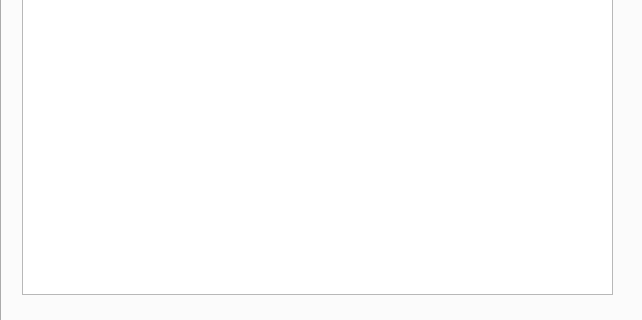
Old version of the form ppidresultswindow.ui in the repository sprinklej/00100100; both pictures show x 0 to 642 and y 312 to 632 of the 642 by 632 pixel window.
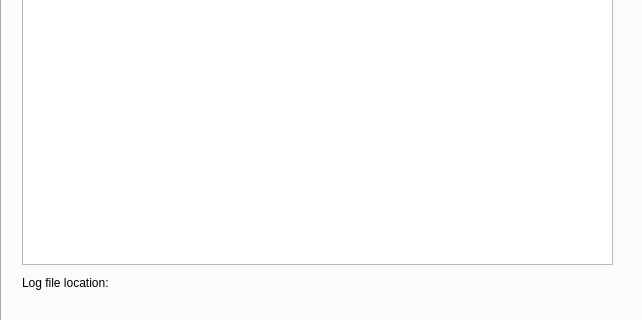
New version of the form. The open tabs and pages were chosen to show the change.

Commit message: Modified how results are displayed and added the file path to the log file in the detailed results

Patch:
```diff
--- a/ppidresultswindow.ui
+++ b/ppidresultswindow.ui
@@ -76,7 +76,7 @@
        <x>20</x>
        <y>20</y>
        <width>591</width>
-       <height>511</height>
+       <height>481</height>
       </rect>
      </property>
      <property name="font">
@@ -86,6 +86,32 @@
       </font>
      </property>
     </widget>
+    <widget class="QLabel" name="label_fPath">
+     <property name="geometry">
+      <rect>
+       <x>21</x>
+       <y>524</y>
+       <width>611</width>
+       <height>17</height>
+      </rect>
+     </property>
+     <property name="text">
+      <string/>
+     </property>
+    </widget>
+    <widget class="QLabel" name="label">
+     <property name="geometry">
+      <rect>
+       <x>20</x>
+       <y>510</y>
+       <width>113</width>
+       <height>17</height>
+      </rect>
+     </property>
+     <property name="text">
+      <string>Log file location:</string>
+     </property>
+    </widget>
    </widget>
   </widget>
  </widget>
```
The commit also changes 4 other files.
